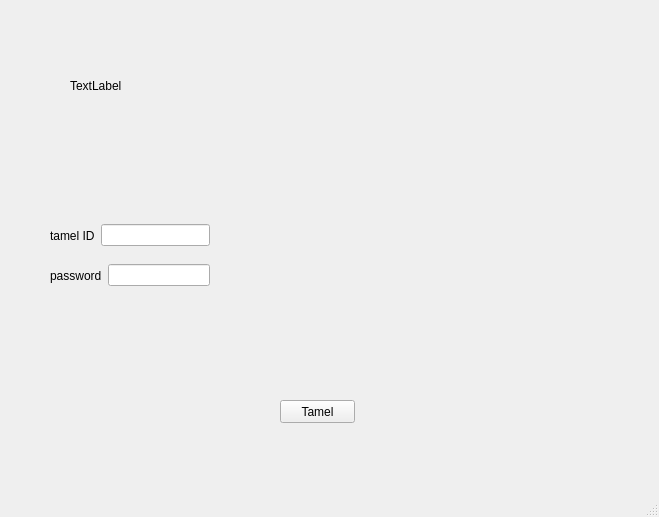
Before: the Qt Designer form src/View/Ui_MainWindow.ui in cheekykorkind/MorningMemoSupport, drawn with Qt 5.
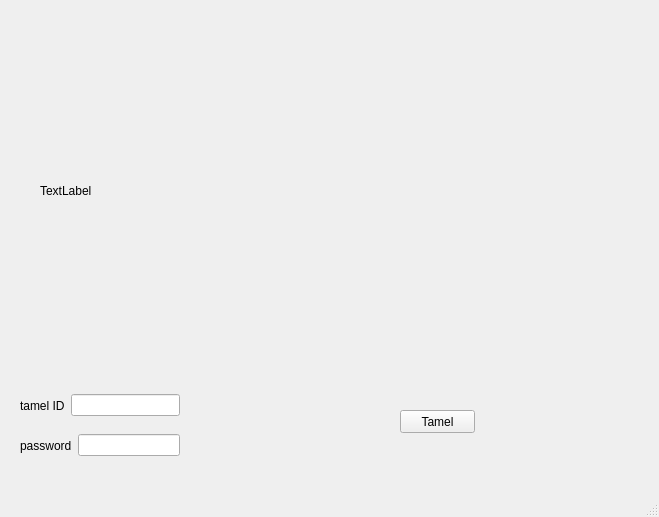
After: the same form once the commit is applied.

What changed in the file:
```diff
--- a/src/View/Ui_MainWindow.ui
+++ b/src/View/Ui_MainWindow.ui
@@ -17,8 +17,8 @@
    <widget class="QPushButton" name="myPushButton">
     <property name="geometry">
      <rect>
-      <x>280</x>
-      <y>400</y>
+      <x>400</x>
+      <y>410</y>
       <width>75</width>
       <height>23</height>
      </rect>
@@ -30,10 +30,10 @@
    <widget class="QLabel" name="label">
     <property name="geometry">
      <rect>
-      <x>70</x>
+      <x>40</x>
       <y>20</y>
-      <width>401</width>
-      <height>131</height>
+      <width>541</width>
+      <height>341</height>
      </rect>
     </property>
     <property name="text">
@@ -43,8 +43,8 @@
    <widget class="QWidget" name="horizontalLayoutWidget">
     <property name="geometry">
      <rect>
-      <x>50</x>
-      <y>220</y>
+      <x>20</x>
+      <y>390</y>
       <width>160</width>
       <height>31</height>
      </rect>
@@ -65,8 +65,8 @@
    <widget class="QWidget" name="horizontalLayoutWidget_2">
     <property name="geometry">
      <rect>
-      <x>50</x>
-      <y>260</y>
+      <x>20</x>
+      <y>430</y>
       <width>160</width>
       <height>31</height>
      </rect>
```
